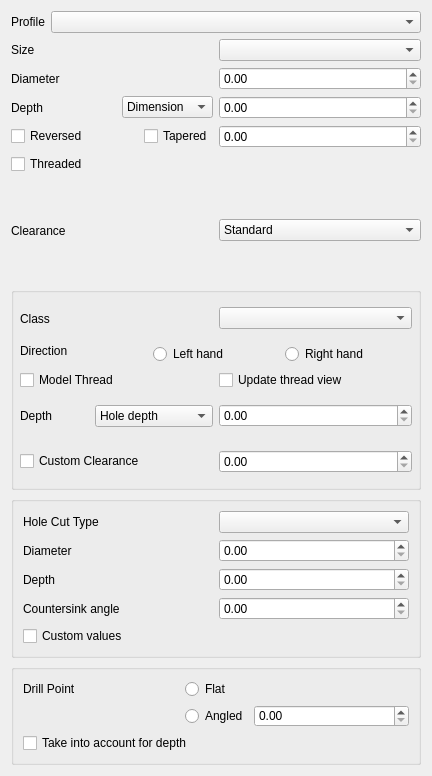
This is src/Mod/PartDesign/Gui/TaskHoleParameters.ui in southseact-3d/fcd as Qt 5 draws it before an edit. The edited form follows.
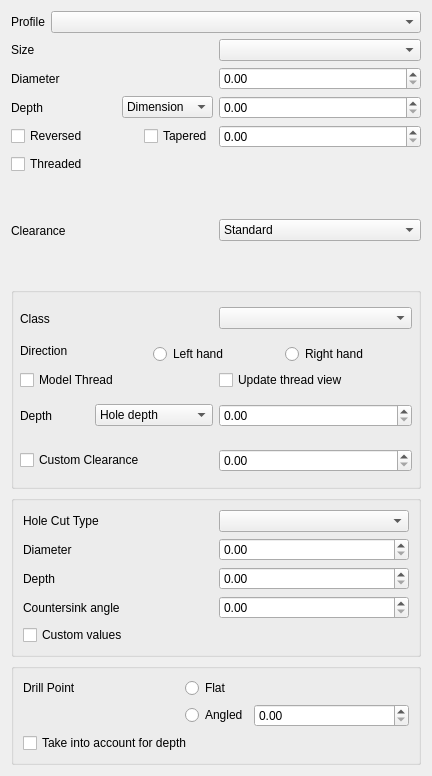
This is the edited form. Custom widgets are drawn as their Qt base class.

Commit message: refactor(PD): hole taskpanel remove minimumSize

The edit to the form file:
```diff
--- a/src/Mod/PartDesign/Gui/TaskHoleParameters.ui
+++ b/src/Mod/PartDesign/Gui/TaskHoleParameters.ui
@@ -284,12 +284,6 @@
           <verstretch>0</verstretch>
          </sizepolicy>
         </property>
-        <property name="minimumSize">
-         <size>
-          <width>0</width>
-          <height>20</height>
-         </size>
-        </property>
         <property name="contextMenuPolicy">
          <enum>Qt::NoContextMenu</enum>
         </property>
@@ -328,12 +322,6 @@
           <verstretch>0</verstretch>
          </sizepolicy>
         </property>
-        <property name="minimumSize">
-         <size>
-          <width>0</width>
-          <height>20</height>
-         </size>
-        </property>
         <property name="toolTip">
          <string>For countersinks this is the depth of
 the screw's top below the surface</string>
@@ -373,12 +361,6 @@
           <verstretch>0</verstretch>
          </sizepolicy>
         </property>
-        <property name="minimumSize">
-         <size>
-          <width>0</width>
-          <height>20</height>
-         </size>
-        </property>
         <property name="keyboardTracking">
          <bool>false</bool>
         </property>
@@ -470,12 +452,6 @@
             <verstretch>0</verstretch>
            </sizepolicy>
           </property>
-          <property name="minimumSize">
-           <size>
-            <width>0</width>
-            <height>20</height>
-           </size>
-          </property>
           <property name="keyboardTracking">
            <bool>false</bool>
           </property>
@@ -812,12 +788,6 @@
              <verstretch>0</verstretch>
             </sizepolicy>
            </property>
-           <property name="minimumSize">
-            <size>
-             <width>0</width>
-             <height>20</height>
-            </size>
-           </property>
            <property name="toolTip">
             <string>Custom Thread clearance value</string>
            </property>
```
Left out of the diff: 24 changed lines with no effect on the pictures.
